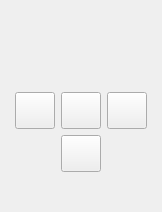
Qt form NxtDisplay/nxtdisplay.ui (qreal/qreal) before a commit.
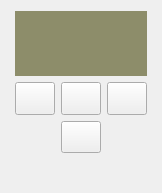
The same form after that commit. Icons and pictures are not drawn.

Commit message: style changes, textured buttons

```diff
--- a/NxtDisplay/nxtdisplay.ui
+++ b/NxtDisplay/nxtdisplay.ui
@@ -6,8 +6,8 @@
    <rect>
     <x>0</x>
     <y>0</y>
-    <width>157</width>
-    <height>212</height>
+    <width>140</width>
+    <height>193</height>
    </rect>
   </property>
   <property name="sizePolicy">
@@ -17,7 +17,36 @@
    </sizepolicy>
   </property>
   <property name="windowTitle">
-   <string>Form</string>
+   <string>NxtDisplay</string>
+  </property>
+  <property name="autoFillBackground">
+   <bool>false</bool>
+  </property>
+  <property name="styleSheet">
+   <string notr="true">QPushButton#bottomButton{
+	border-image: url(:/buttons/bottomButton.bmp);
+}
+QPushButton#bottomButton:pressed{
+	border-image: url(:/buttons/bottomButtonPressed.bmp);
+}
+QPushButton#centralButton{
+	border-image: url(:/buttons/centralButton.bmp);
+}
+QPushButton#centralButton:pressed{
+	border-image: url(:/buttons/centralButtonPressed.bmp);
+}
+QPushButton#leftButton{
+	border-image: url(:/buttons/leftButton.bmp);
+}
+QPushButton#leftButton:pressed{
+	border-image: url(:/buttons/leftButtonPressed.bmp);
+}
+QPushButton#rightButton{
+	border-image: url(:/buttons/rightButton.bmp);
+}
+QPushButton#rightButton:pressed{
+	border-image: url(:/buttons/rightButtonPressed.bmp);
+}</string>
   </property>
   <layout class="QGridLayout" name="gridLayout_2">
    <property name="leftMargin">
@@ -45,9 +74,21 @@
          <verstretch>1</verstretch>
         </sizepolicy>
        </property>
+       <property name="styleSheet">
+        <string notr="true"/>
+       </property>
        <property name="text">
         <string/>
        </property>
+       <property name="checkable">
+        <bool>false</bool>
+       </property>
+       <property name="autoExclusive">
+        <bool>false</bool>
+       </property>
+       <property name="flat">
+        <bool>false</bool>
+       </property>
       </widget>
      </item>
      <item row="2" column="1">
@@ -58,9 +99,24 @@
          <verstretch>1</verstretch>
         </sizepolicy>
        </property>
+       <property name="styleSheet">
+        <string notr="true"/>
+       </property>
        <property name="text">
         <string/>
        </property>
+       <property name="shortcut">
+        <string/>
+       </property>
+       <property name="checkable">
+        <bool>false</bool>
+       </property>
+       <property name="autoExclusive">
+        <bool>false</bool>
+       </property>
+       <property name="flat">
+        <bool>false</bool>
+       </property>
       </widget>
      </item>
      <item row="1" column="2">
@@ -71,9 +127,24 @@
          <verstretch>1</verstretch>
         </sizepolicy>
        </property>
+       <property name="autoFillBackground">
+        <bool>false</bool>
+       </property>
+       <property name="styleSheet">
+        <string notr="true"/>
+       </property>
        <property name="text">
         <string/>
        </property>
+       <property name="checkable">
+        <bool>false</bool>
+       </property>
+       <property name="autoExclusive">
+        <bool>false</bool>
+       </property>
+       <property name="flat">
+        <bool>false</bool>
+       </property>
       </widget>
      </item>
      <item row="0" column="0" colspan="3">
@@ -84,6 +155,10 @@
          <verstretch>2</verstretch>
         </sizepolicy>
        </property>
+       <property name="styleSheet">
+        <string notr="true">background-color: rgb(141, 141, 106);
+</string>
+       </property>
       </widget>
      </item>
      <item row="1" column="1">
@@ -94,9 +169,27 @@
          <verstretch>1</verstretch>
         </sizepolicy>
        </property>
+       <property name="styleSheet">
+        <string notr="true"/>
+       </property>
        <property name="text">
         <string/>
        </property>
+       <property name="checkable">
+        <bool>false</bool>
+       </property>
+       <property name="autoExclusive">
+        <bool>false</bool>
+       </property>
+       <property name="autoDefault">
+        <bool>false</bool>
+       </property>
+       <property name="default">
+        <bool>false</bool>
+       </property>
+       <property name="flat">
+        <bool>false</bool>
+       </property>
       </widget>
      </item>
     </layout>
```
The commit also changes 7 other files.
